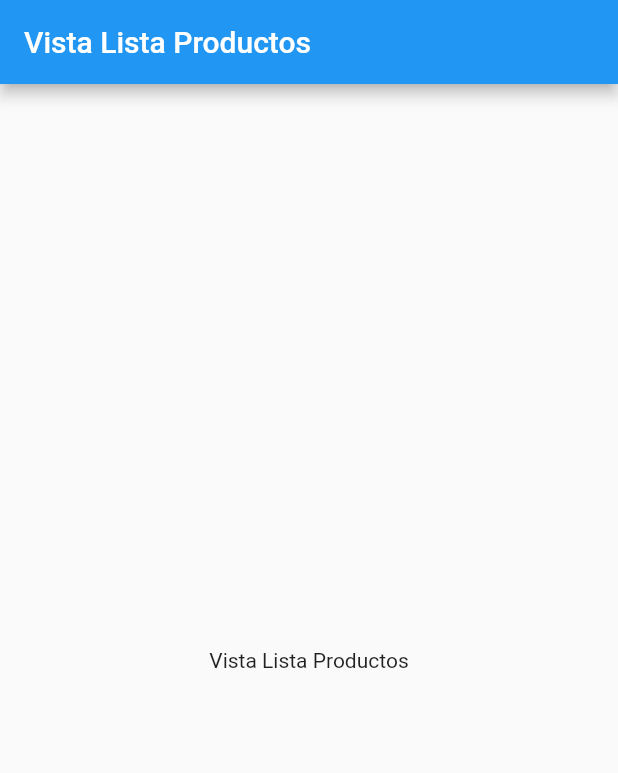
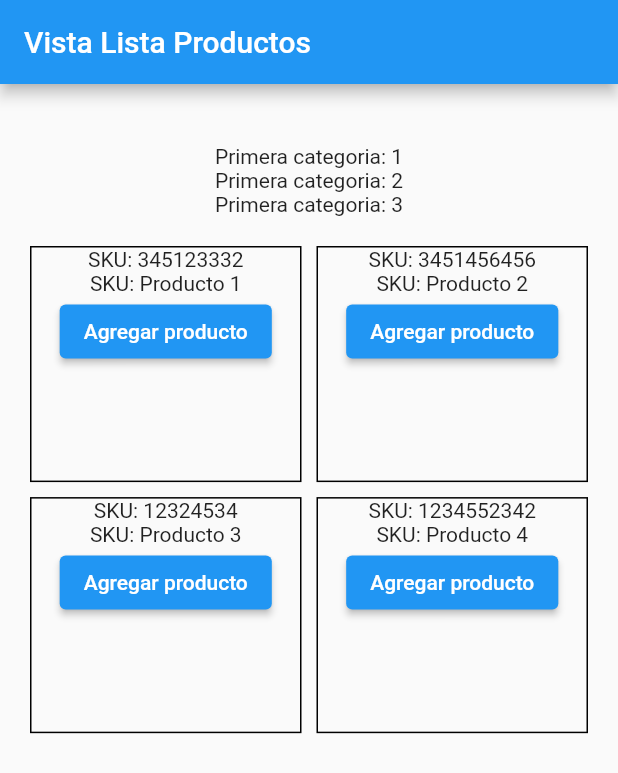
Before and after one commit to mirkogonzalezv/app_router_micro_app, a Flutter app: the ProductListPage screen opened by its route, on a phone screen of 412 x 824 dp. Shown: the top 773 px of the screen. Run offline on Flutter 3.47's test engine with Material 2 defaults, Android fonts, the phone set to English and light mode, and no system bars; our stand-ins replace go_router.

Commit message:
ci: rutas dinamicas

```diff
--- a/lib/features/home/presentation/pages/home_page.dart
+++ b/lib/features/home/presentation/pages/home_page.dart
@@ -1,4 +1,5 @@
 import 'package:flutter/material.dart';
+import 'package:go_router/go_router.dart';
 
 class HomePage extends StatelessWidget {
   const HomePage({super.key});
@@ -11,7 +12,18 @@ class HomePage extends StatelessWidget {
       ),
       body: Container(
         child: Center(
-          child: Text('Vista HOME'),
+          child: Column(
+            mainAxisAlignment: MainAxisAlignment.center,
+            children: [
+              Text('Vista HOME'),
+              ElevatedButton(
+                onPressed: () {
+                  context.push('/products-list');
+                },
+                child: Text('Ir a lista de productos'),
+              ),
+            ],
+          ),
         ),
       ),
     );
--- a/lib/features/products/presentation/pages/product_detail_page.dart
+++ b/lib/features/products/presentation/pages/product_detail_page.dart
@@ -1,8 +1,14 @@
+// ignore_for_file: public_member_api_docs, sort_constructors_first
 import 'package:flutter/material.dart';
 
 class ProductDetailPage extends StatelessWidget {
   final String idProduct;
-  const ProductDetailPage({super.key, required this.idProduct});
+  final String firstCategory;
+  const ProductDetailPage({
+    Key? key,
+    required this.idProduct,
+    required this.firstCategory,
+  }) : super(key: key);
 
   @override
   Widget build(BuildContext context) {
@@ -12,7 +18,12 @@ class ProductDetailPage extends StatelessWidget {
       ),
       body: Container(
         child: Center(
-          child: Text('Vista Producto Detalle: $idProduct'),
+          child: Column(
+            children: [
+              Text('Vista Producto Detalle: $idProduct'),
+              Text('Primera categoria: $firstCategory')
+            ],
+          ),
         ),
       ),
     );
--- a/lib/features/products/presentation/pages/product_list.dart
+++ b/lib/features/products/presentation/pages/product_list.dart
@@ -1,4 +1,42 @@
+import 'dart:developer';
+
 import 'package:flutter/material.dart';
+import 'package:go_router/go_router.dart';
+
+List<Map<String, dynamic>> listaProductos = [
+  {
+    'id': 1,
+    'name': 'Producto 1',
+    'sku': '345123332',
+    'main_category': 1,
+    'second_category': 2,
+    'thirt_category': 3
+  },
+  {
+    'id': 2,
+    'name': 'Producto 2',
+    'sku': '3451456456',
+    'main_category': 1,
+    'second_category': 2,
+    'thirt_category': 3
+  },
+  {
+    'id': 3,
+    'name': 'Producto 3',
+    'sku': '12324534',
+    'main_category': 2,
+    'second_category': 5,
+    'thirt_category': 9
+  },
+  {
+    'id': 4,
+    'name': 'Producto 4',
+    'sku': '1234552342',
+    'main_category': 2,
+    'second_category': 5,
+    'thirt_category': 8
+  }
+];
 
 class ProductListPage extends StatelessWidget {
   const ProductListPage({super.key});
@@ -10,8 +48,50 @@ class ProductListPage extends StatelessWidget {
         title: Text('Vista Lista Productos'),
       ),
       body: Container(
-        child: Center(
-          child: Text('Vista Lista Productos'),
+        margin: EdgeInsets.only(top: 40),
+        child: Column(
+          children: [
+            Column(
+              children: [
+                Text('Primera categoria: 1'),
+                Text('Primera categoria: 2'),
+                Text('Primera categoria: 3')
+              ],
+            ),
+            Expanded(
+              child: GridView.builder(
+                gridDelegate: SliverGridDelegateWithFixedCrossAxisCount(
+                    crossAxisCount: 2,
+                    childAspectRatio: 1.15,
+                    crossAxisSpacing: 10,
+                    mainAxisSpacing: 10),
+                padding: EdgeInsets.all(20),
+                itemCount: listaProductos.length,
+                itemBuilder: (context, index) {
+                  return Container(
+                    decoration: BoxDecoration(
+                      border: Border.all(
+                          color: Colors.black, style: BorderStyle.solid),
+                    ),
+                    child: Column(
+                      children: [
+                        Text('SKU: ${listaProductos[index]['sku']}'),
+                        Text('SKU: ${listaProductos[index]['name']}'),
+                        ElevatedButton(
+                          onPressed: () {
+                            log(listaProductos[index]['sku']);
+                            context.go(
+                                '/products-list/detail/${listaProductos[index]['sku']}/${listaProductos[index]['main_category']}');
+                          },
+                          child: Text('Agregar producto'),
+                        ),
+                      ],
+                    ),
+                  );
+                },
+              ),
+            )
+          ],
         ),
       ),
     );
--- a/lib/routes/app_router.dart
+++ b/lib/routes/app_router.dart
@@ -24,15 +24,18 @@ final router = GoRouter(
       builder: (context, state) => ProductListPage(),
       routes: [
         GoRoute(
-            path: 'detail/:id',
+          path: 'detail/:id/:first_category',
           builder: (context, GoRouterState state) {
             final idProduct = state.pathParameters['id'];
+            final firstCategory = state.pathParameters['first_category'];
             return ProductDetailPage(
               idProduct: idProduct!,
+              firstCategory: firstCategory!,
             );
           },
         )
-        ]),
+      ],
+    ),
   ],
   errorPageBuilder: (context, state) {
     return MaterialPage(
```
Lines whose indentation alone changed are shown as unchanged.
